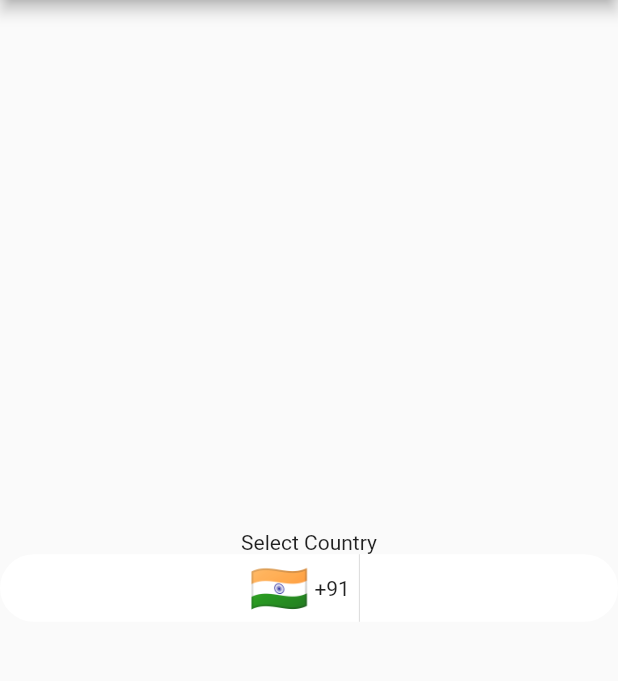
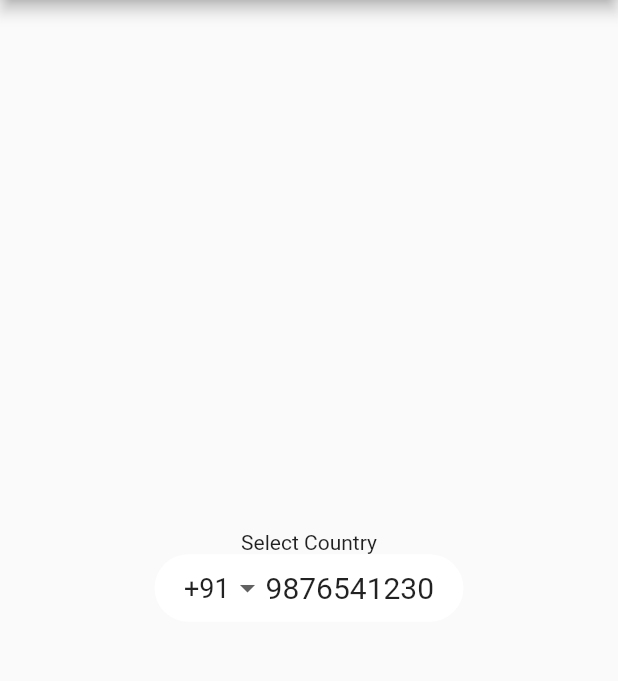
Before and after one commit to sharmajatin1997/ccp_dialog, a Flutter app: the screen it shows after launch, on a phone screen of 412 x 824 dp, the part 84-765 px from its top. Run offline on Flutter 3.47's test engine with Material 2 defaults, Android fonts, the phone set to English and light mode, and no system bars.

```diff
--- a/example/lib/main.dart
+++ b/example/lib/main.dart
@@ -56,7 +56,7 @@ class _MyHomePageState extends State<MyHomePage> {
             ),
             Container(
                 height: 45,
-                width: MediaQuery.of(context).size.width,
+                 width: MediaQuery.of(context).size.width/2,
                 decoration: BoxDecoration(
                     borderRadius: BorderRadius.circular(30),
                     color: Colors.white),
@@ -65,13 +65,17 @@ class _MyHomePageState extends State<MyHomePage> {
                     children: [
                    CountryPicker(
                       selectedCountry: selectedCountry,
-                      dense: false,
-                      showFlag: true,
-
-                      //displays flag, true by default
+                      dense: true ,
+                       //displays arrow, true by default
+                      showLine: true,
+                       //displays line, false by default If dense true Line not show
+                      showFlag: false,
+                       //displays flag, true by default
+                      dialingCodeTextStyle:const TextStyle(fontSize: 18),
                       showDialingCode: true,
                       //displays dialing code, false by default
                       showName: false,
+                       //displays Name, true by default
                       withBottomSheet: true,
                       //displays country name, true by default
                       showCurrency: false,
@@ -79,7 +83,7 @@ class _MyHomePageState extends State<MyHomePage> {
                       showCurrencyISO: false,
                       onChanged:_updateCountry
                    ),
-
+                   const Text('9876541230',style: TextStyle(fontSize: 20),),
                 ]))
           ],
         ),
--- a/lib/country_picker/flutter_country_picker.dart
+++ b/lib/country_picker/flutter_country_picker.dart
@@ -11,7 +11,8 @@ class CountryPicker extends StatelessWidget {
     Key? key,
     required this.selectedCountry,
     required this.onChanged,
-    this.dense = false,
+    this.dense = true,
+    this.showLine = false,
     this.showFlag = true,
     this.showDialingCode = false,
     this.showName = true,
@@ -30,6 +31,7 @@ class CountryPicker extends StatelessWidget {
   final bool dense;
   final bool withBottomSheet;
   final bool showFlag;
+  final bool showLine;
   final bool showDialingCode;
   final bool showName;
   final bool showCurrency;
@@ -44,8 +46,9 @@ class CountryPicker extends StatelessWidget {
   Widget build(BuildContext context) {
     assert(debugCheckHasMaterial(context));
     Country displayCountry = selectedCountry;
+    bool showFlagAsset=showFlag;
     return dense
-        ? _renderDenseDisplay(context, displayCountry)
+        ? _renderDenseDisplay(context, displayCountry,showFlagAsset)
         : _renderDefaultDisplay(context, displayCountry);
   }
 
@@ -56,7 +59,6 @@ class CountryPicker extends StatelessWidget {
         children: <Widget>[
           if (showFlag)
             Text(displayCountry.asset,style: const TextStyle(fontSize: 32),),
-
           if(isNationality)
             Text(displayCountry.asset,style: const TextStyle(fontSize: 24),),
           if (showName )
@@ -81,6 +83,7 @@ class CountryPicker extends StatelessWidget {
               " ${displayCountry.currencyISO}",
               style: currencyISOTextStyle,
             ),
+          if(showLine)
           Container(
             margin: const EdgeInsets.symmetric(horizontal: 6),
             width: 0.5,
@@ -100,13 +103,16 @@ class CountryPicker extends StatelessWidget {
     );
   }
 
-  _renderDenseDisplay(BuildContext context, Country displayCountry) {
+  _renderDenseDisplay(BuildContext context, Country displayCountry, bool showFlagAsset) {
     return InkWell(
       child: Row(
         mainAxisSize: MainAxisSize.min,
         mainAxisAlignment: MainAxisAlignment.spaceBetween,
         children: <Widget>[
-          Text(displayCountry.asset,style: const TextStyle(fontSize: 24.0),),
+          Visibility(
+            visible:showFlagAsset==true ,
+            child: Text(displayCountry.asset,style: const TextStyle(fontSize: 24.0))),
+          Text(displayCountry.dialingCode,style: dialingCodeTextStyle),
           Icon(Icons.arrow_drop_down,
               color: Theme.of(context).brightness == Brightness.light
                   ? Colors.grey.shade700
--- a/pubspec.yaml
+++ b/pubspec.yaml
@@ -1,6 +1,6 @@
 name: ccp_dialog
 description: CCP Dialog package for showing a country code, flag , currency and currencyISO in Dialog and Bottom sheet.
-version: 0.0.3
+version: 0.0.4
 homepage: https://github.com/SharmaJatin1997/ccp_dialog.git
 
 environment:
```
Also changed, not shown: example/pubspec.lock, 3 other files.
